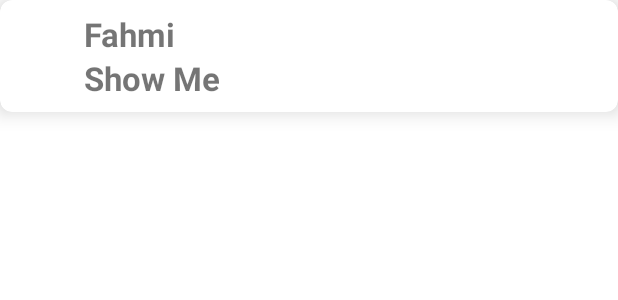
After one commit to fahmi54321/ChatAppWithFirebase, an Android app: the layout layout_people.xml on its own in the app's theme, with its tools: preview values and no code run, on a phone screen of 412 x 824 dp. The commit adds this screen. Shown: the top 300 px of the screen. Run offline under Robolectric (Android 15) with nearby library versions, the phone set to English and light mode, and no system bars.

Commit message:
friends list

```diff
--- a/app/build.gradle
+++ b/app/build.gradle
@@ -40,6 +40,7 @@ dependencies {
     //todo 1 (next manifest)
     //firebase ui
     implementation 'com.firebaseui:firebase-ui-auth:6.3.0'
+    implementation 'com.firebaseui:firebase-ui-database:7.1.1'
     //butter knife
     implementation 'com.jakewharton:butterknife:10.2.3'
     implementation 'com.google.firebase:firebase-database:20.0.0'
--- /dev/null
+++ b/app/src/main/res/layout/layout_people.xml
@@ -0,0 +1,45 @@
+<?xml version="1.0" encoding="utf-8"?>
+<androidx.cardview.widget.CardView xmlns:android="http://schemas.android.com/apk/res/android"
+    android:layout_width="match_parent"
+    android:layout_height="wrap_content"
+    xmlns:app="http://schemas.android.com/apk/res-auto"
+    app:cardBackgroundColor="@color/white"
+    app:cardCornerRadius="8dp"
+    app:cardElevation="8dp">
+
+    <RelativeLayout
+        android:layout_width="match_parent"
+        android:layout_height="wrap_content"
+        android:padding="8dp">
+
+        <ImageView
+            android:layout_width="40dp"
+            android:layout_height="40dp"
+            android:layout_centerVertical="true"
+            android:id="@+id/img_avatar"></ImageView>
+        <LinearLayout
+            android:layout_width="match_parent"
+            android:layout_height="wrap_content"
+            android:orientation="vertical"
+            android:layout_toRightOf="@id/img_avatar"
+            android:layout_marginLeft="8dp">
+
+            <TextView
+                android:layout_width="wrap_content"
+                android:layout_height="wrap_content"
+                android:id="@+id/txt_name"
+                android:text="Fahmi"
+                android:textSize="22sp"
+                android:textStyle="bold"></TextView>
+            <TextView
+                android:layout_width="wrap_content"
+                android:layout_height="wrap_content"
+                android:id="@+id/txt_bio"
+                android:text="Show Me"
+                android:textSize="22sp"
+                android:textStyle="bold"></TextView>
+
+        </LinearLayout>
+    </RelativeLayout>
+
+</androidx.cardview.widget.CardView>
--- a/app/src/main/res/layout/people_fragment.xml
+++ b/app/src/main/res/layout/people_fragment.xml
@@ -5,9 +5,10 @@
     android:layout_height="match_parent"
     tools:context=".Fragments.PeopleFragment">
 
-    <TextView
+<!--    todo 1 (friend list) next people fragment-->
+    <androidx.recyclerview.widget.RecyclerView
         android:layout_width="match_parent"
         android:layout_height="match_parent"
-        android:text="Hello" />
+        android:id="@+id/rv_people"></androidx.recyclerview.widget.RecyclerView>
 
 </FrameLayout>
```
Also changed, not shown: app/src/main/java/com/android/chatappwithfirebase/Fragments/PeopleFragment.java (+98 -1 lines), app/src/main/java/com/android/chatappwithfirebase/ViewHolder/UserViewHolder.java (added, +31 -0 lines).
